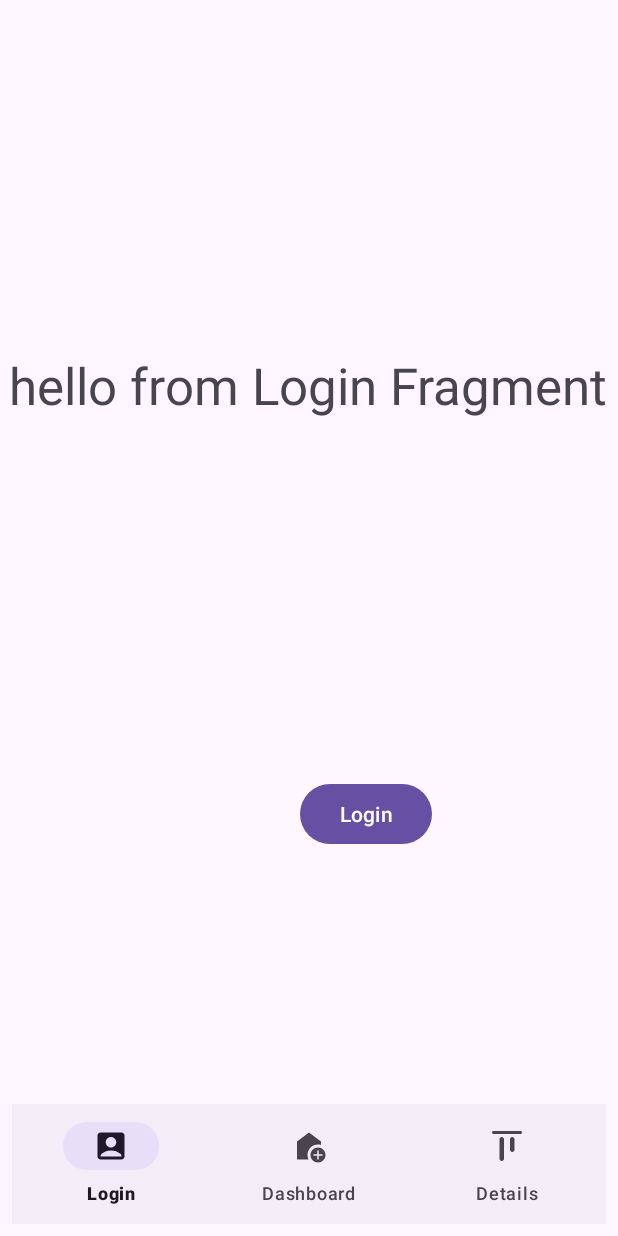
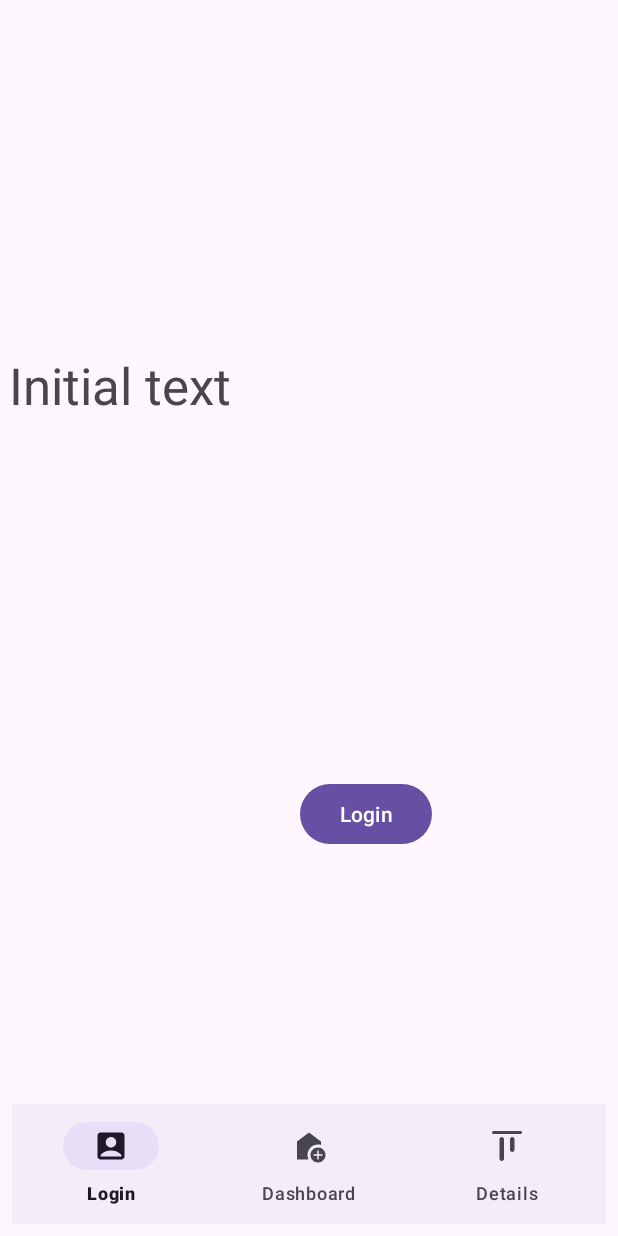
Before and after one commit to aymanibaida/nit3213h2b3, an Android app: the screen it shows after launch (MainActivity), on a phone screen of 412 x 824 dp. Run offline under Robolectric (Android 15) with nearby library versions, the phone set to English and light mode, and no system bars; our stand-ins replace navigation-ui.

Commit message:
L5 stateflow implemented

```diff
--- a/app/src/main/java/com/example/mynit32132b3/UI/LoginFragment.kt
+++ b/app/src/main/java/com/example/mynit32132b3/UI/LoginFragment.kt
@@ -1,14 +1,25 @@
 package com.example.mynit32132b3.UI
 
 import android.os.Bundle
+import android.util.Log
 import androidx.fragment.app.Fragment
 import android.view.LayoutInflater
 import android.view.View
 import android.view.ViewGroup
 import android.widget.Button
+import android.widget.TextView
+import androidx.fragment.app.viewModels
+import androidx.lifecycle.lifecycleScope
 import androidx.navigation.fragment.findNavController
 import com.example.mynit32132b3.R
 import com.example.mynit32132b3.models.Product
+import com.example.mynit32132b3.viewModels.LoginFragmentViewModel
+import kotlinx.coroutines.Dispatchers
+import kotlinx.coroutines.GlobalScope
+import kotlinx.coroutines.async
+import kotlinx.coroutines.delay
+import kotlinx.coroutines.launch
+import kotlinx.coroutines.withContext
 
 // TODO: Rename parameter arguments, choose names that match
 // the fragment initialization parameters, e.g. ARG_ITEM_NUMBER
@@ -24,6 +35,8 @@ class LoginFragment : Fragment() {
     // TODO: Rename and change types of parameters
     private var param1: String? = null
     private var param2: String? = null
+    private val viewmodel: LoginFragmentViewModel by viewModels()
+
 
     override fun onCreate(savedInstanceState: Bundle?) {
         super.onCreate(savedInstanceState)
@@ -35,13 +48,31 @@ class LoginFragment : Fragment() {
 
     override fun onViewCreated(view: View, savedInstanceState: Bundle?) {
         super.onViewCreated(view, savedInstanceState)
+
+        //setting click event
         view.findViewById<Button>(R.id.button).setOnClickListener {
-
             val action=LoginFragmentDirections.actionLoginFragmentToDashboardFragment(Product("Laptop",1200.0))
             findNavController().navigate(action)
 
+        }
+
+       //coroutine
+
+        lifecycleScope.launch(Dispatchers.IO){
+            val mytextview=view.findViewById<TextView>(R.id.textViewlogin)
+            viewmodel.text.collect { newvalue->
+                withContext(Dispatchers.Main) {
+                    Log.d("LoginFragment", "current thread is ${Thread.currentThread().name}")
+                    mytextview.text = newvalue
+                }
+
+            }
+
 
         }
+
+
+
     }
 
     override fun onCreateView(
--- a/app/src/main/java/com/example/mynit32132b3/UI/MainActivity.kt
+++ b/app/src/main/java/com/example/mynit32132b3/UI/MainActivity.kt
@@ -11,6 +11,10 @@ import androidx.navigation.ui.setupWithNavController
 import com.example.mynit32132b3.R
 import com.example.mynit32132b3.viewModels.MainActivityViewModel
 import com.google.android.material.bottomnavigation.BottomNavigationView
+import kotlinx.coroutines.GlobalScope
+import kotlinx.coroutines.delay
+import kotlinx.coroutines.launch
+import kotlinx.coroutines.runBlocking
 
 class MainActivity : AppCompatActivity() {
     private lateinit var bottomNavBar: BottomNavigationView
@@ -33,6 +37,18 @@ class MainActivity : AppCompatActivity() {
         bottomNavBar.setOnApplyWindowInsetsListener(null)
         bottomNavBar.setupWithNavController(navController)
         setupnavigation()
+
+
+        GlobalScope.launch {
+
+
+            threads()
+            Log.d("MainActivity", "hello from main activity")
+        }
+
+
+
+
     }
 
     fun setupnavigation(){
@@ -52,4 +68,19 @@ class MainActivity : AppCompatActivity() {
 
             }
 
+    suspend fun threads(){
+
+        Log.d("MainActivity", "hello from main activity inside the function")
+        delay(50000)
+
+            delay(3000)
+            Log.d("MainActivity", "hello from coroutine")
+
+            delay(3000)
+            Log.d("MainActivity", "hello from coroutine2")
+
+
+    }
+
+
         }
--- /dev/null
+++ b/app/src/main/java/com/example/mynit32132b3/viewModels/LoginFragmentViewModel.kt
@@ -0,0 +1,29 @@
+package com.example.mynit32132b3.viewModels
+
+import androidx.lifecycle.ViewModel
+import androidx.lifecycle.viewModelScope
+import kotlinx.coroutines.delay
+import kotlinx.coroutines.flow.MutableStateFlow
+import kotlinx.coroutines.flow.StateFlow
+import kotlinx.coroutines.launch
+
+class LoginFragmentViewModel: ViewModel() {
+
+    private val _text= MutableStateFlow<String>("Initial text")
+    val text: StateFlow<String> =_text
+
+    init {
+        LoadData()
+    }
+
+    private fun LoadData(){
+        viewModelScope.launch {
+            //simulate delay from netword call
+            delay(10000)
+            _text.value="updated text"
+        }
+
+
+    }
+
+}
--- a/app/src/main/res/layout/fragment_login.xml
+++ b/app/src/main/res/layout/fragment_login.xml
@@ -9,7 +9,7 @@
 
     <!-- TODO: Update blank fragment layout -->
     <TextView
-        android:id="@+id/textView"
+        android:id="@+id/textViewlogin"
         android:layout_width="wrap_content"
         android:layout_height="wrap_content"
         android:layout_marginStart="6dp"
@@ -27,6 +27,6 @@
         android:layout_marginTop="239dp"
         android:text="Login"
         app:layout_constraintStart_toStartOf="parent"
-        app:layout_constraintTop_toBottomOf="@+id/textView" />
+        app:layout_constraintTop_toBottomOf="@+id/textViewlogin" />
 
 </androidx.constraintlayout.widget.ConstraintLayout>
```
